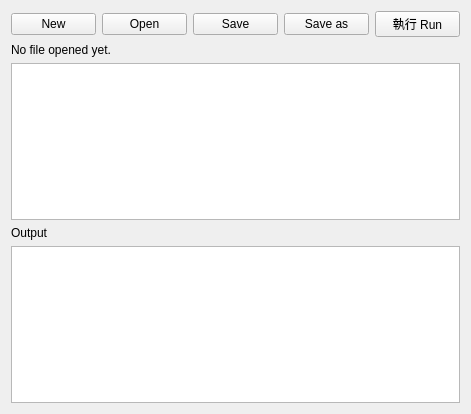
The window that PythonEditor/form.ui (louis8683/interactive-python-teaching-tool) describes before a commit, drawn with Qt 5.
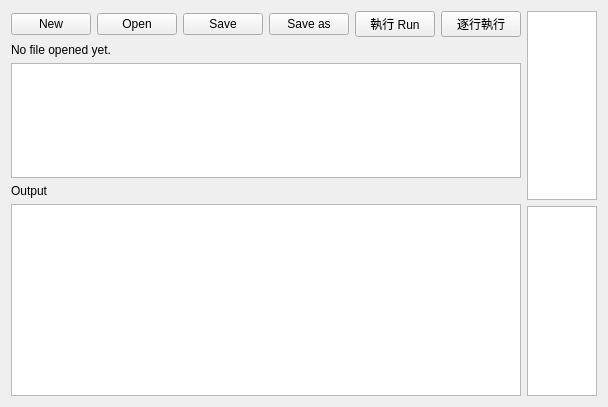
The same window after the commit.

```diff
--- a/PythonEditor/form.ui
+++ b/PythonEditor/form.ui
@@ -6,8 +6,8 @@
    <rect>
     <x>0</x>
     <y>0</y>
-    <width>471</width>
-    <height>414</height>
+    <width>469</width>
+    <height>407</height>
    </rect>
   </property>
   <property name="windowTitle">
@@ -15,6 +15,10 @@
   </property>
   <layout class="QVBoxLayout" name="verticalLayout">
    <item>
+    <layout class="QHBoxLayout" name="horizontalLayout_3">
+     <item>
+      <layout class="QVBoxLayout" name="verticalLayout_4">
+       <item>
     <layout class="QHBoxLayout" name="horizontalLayout">
      <item>
       <widget class="QPushButton" name="newButton">
@@ -51,6 +55,13 @@
        </property>
       </widget>
      </item>
+         <item>
+          <widget class="QPushButton" name="lineByLineButton">
+           <property name="text">
+            <string>逐行執行</string>
+           </property>
+          </widget>
+         </item>
     </layout>
    </item>
    <item>
@@ -61,7 +72,20 @@
     </widget>
    </item>
    <item>
-    <widget class="QTextEdit" name="editorEdit"/>
+        <widget class="QTextEdit" name="editorEdit">
+         <property name="sizePolicy">
+          <sizepolicy hsizetype="Expanding" vsizetype="Expanding">
+           <horstretch>0</horstretch>
+           <verstretch>0</verstretch>
+          </sizepolicy>
+         </property>
+         <property name="minimumSize">
+          <size>
+           <width>0</width>
+           <height>20</height>
+          </size>
+         </property>
+        </widget>
    </item>
    <item>
     <widget class="QLabel" name="label">
@@ -72,14 +96,34 @@
    </item>
    <item>
     <widget class="QTextBrowser" name="outputTextBrowser">
+         <property name="sizePolicy">
+          <sizepolicy hsizetype="Expanding" vsizetype="Minimum">
+           <horstretch>0</horstretch>
+           <verstretch>0</verstretch>
+          </sizepolicy>
+         </property>
      <property name="html">
       <string>&lt;!DOCTYPE HTML PUBLIC &quot;-//W3C//DTD HTML 4.0//EN&quot; &quot;http://www.w3.org/TR/REC-html40/strict.dtd&quot;&gt;
 &lt;html&gt;&lt;head&gt;&lt;meta name=&quot;qrichtext&quot; content=&quot;1&quot; /&gt;&lt;style type=&quot;text/css&quot;&gt;
 p, li { white-space: pre-wrap; }
-&lt;/style&gt;&lt;/head&gt;&lt;body style=&quot; font-family:'PMingLiU'; font-size:12pt; font-weight:400; font-style:normal;&quot;&gt;
-&lt;p style=&quot;-qt-paragraph-type:empty; margin-top:0px; margin-bottom:0px; margin-left:0px; margin-right:0px; -qt-block-indent:0; text-indent:0px;&quot;&gt;&lt;br /&gt;&lt;/p&gt;&lt;/body&gt;&lt;/html&gt;</string>
-     </property>
-    </widget>
+&lt;/style&gt;&lt;/head&gt;&lt;body style=&quot; font-family:'PMingLiU'; font-size:9pt; font-weight:400; font-style:normal;&quot;&gt;
+&lt;p style=&quot;-qt-paragraph-type:empty; margin-top:0px; margin-bottom:0px; margin-left:0px; margin-right:0px; -qt-block-indent:0; text-indent:0px; font-size:12pt;&quot;&gt;&lt;br /&gt;&lt;/p&gt;&lt;/body&gt;&lt;/html&gt;</string>
+         </property>
+        </widget>
+       </item>
+      </layout>
+     </item>
+     <item>
+      <layout class="QVBoxLayout" name="verticalLayout_5">
+       <item>
+        <widget class="QTableWidget" name="globalVarTableWidget"/>
+       </item>
+       <item>
+        <widget class="QTableWidget" name="localVarTableWidget"/>
+       </item>
+      </layout>
+     </item>
+    </layout>
    </item>
   </layout>
  </widget>
```
Lines whose indentation alone changed are shown as unchanged.
